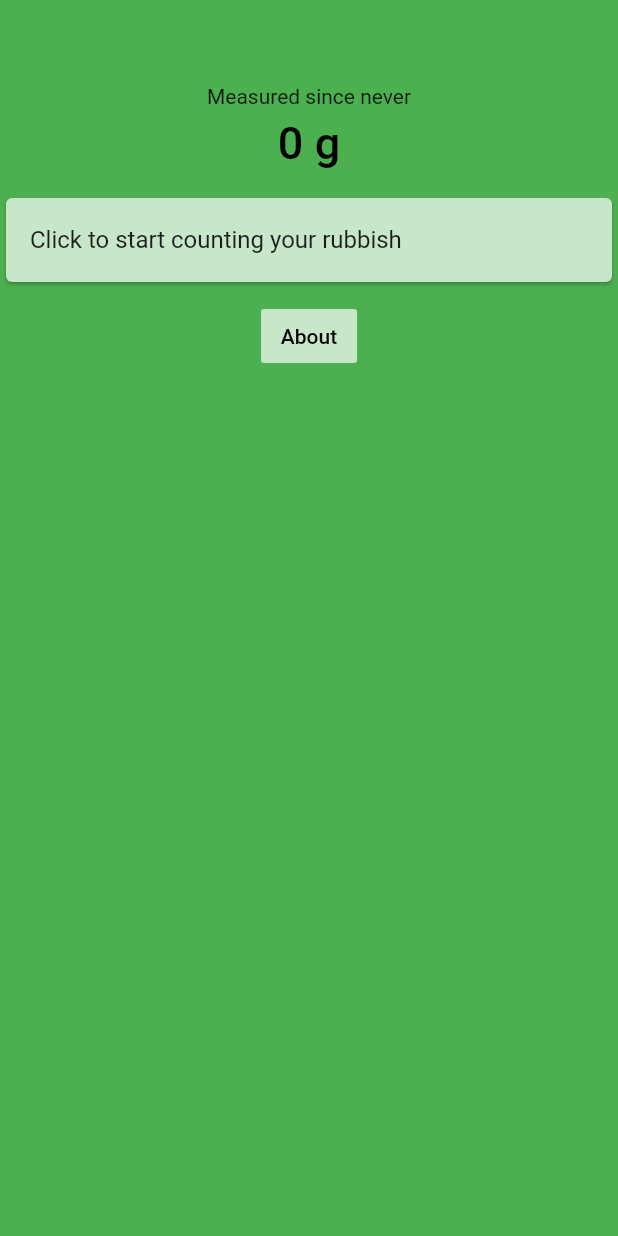
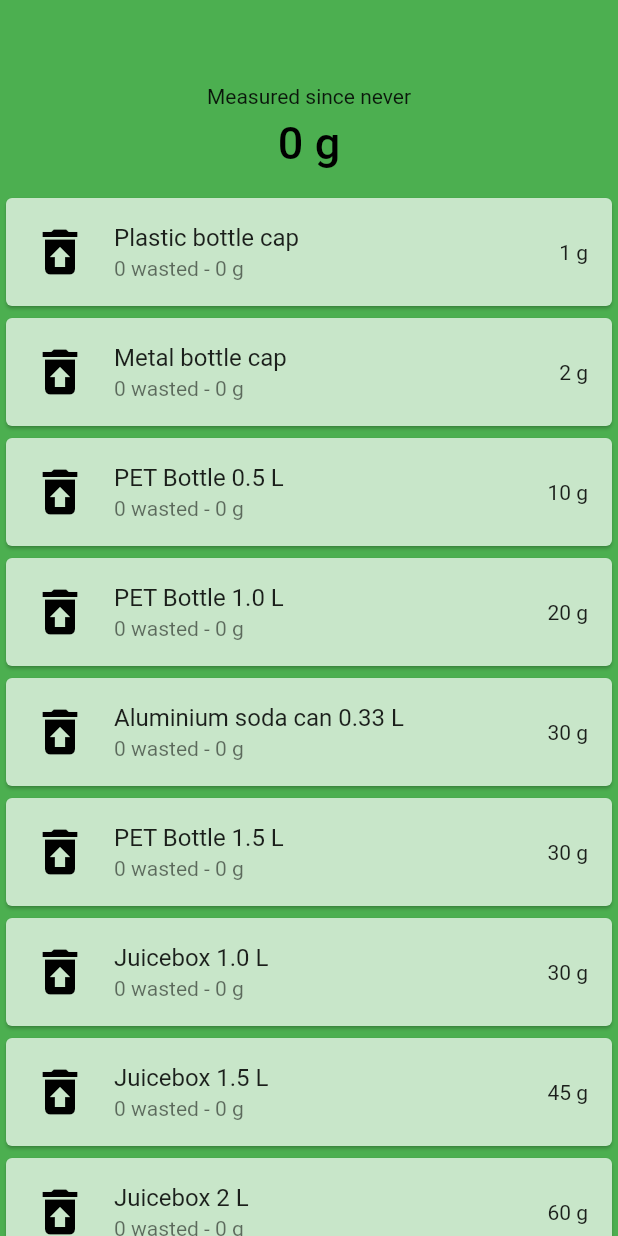
Before and after one commit to mattmaniak/rubbish_calc, a Flutter app: the screen it shows after launch, on a phone screen of 412 x 824 dp. Run offline on Flutter 3.47's test engine with Material 2 defaults, Android fonts, the phone set to English and light mode, and no system bars; our stand-ins replace shared_preferences, sqflite; accounts and stored records are empty.

```diff
--- a/lib/app.dart
+++ b/lib/app.dart
@@ -2,7 +2,7 @@ import 'package:flutter/material.dart';
 import 'package:shared_preferences/shared_preferences.dart';
 import 'item.dart';
 import 'about.dart';
-import 'style.dart';
+import 'style.dart' as style;
 import 'bar.dart';
 import 'database.dart';
 import 'rubbish.dart';
@@ -22,6 +22,7 @@ class _AppState extends State<App> {
   @override
   void initState() {
     super.initState();
+    _rubbish = generateRubbish(_maxRubbishGrams, _countRubbishGrams);
     _loadConfig();
   }
 
@@ -31,23 +32,6 @@ class _AppState extends State<App> {
 
   String get _rubbishGramsPreloader {
     return _rubbishGrams.toString() + ' g';
-  }
-
-  List<Widget> get _rubbishPreloader {
-    if (_rubbish.length == 0) {
-      return [
-        Card(
-          color: Colors.green[100],
-          child: ListTile(
-            title: Text('Click to start counting your rubbish'),
-            onTap: () {
-              setState(() {});
-            },
-          ),
-        ),
-      ];
-    }
-    return _rubbish;
   }
 
   String get _currentDate {
@@ -62,17 +46,19 @@ class _AppState extends State<App> {
   @override
   Widget build(BuildContext context) {
     return Scaffold(
-      backgroundColor: appColor(),
-      body: CustomScrollView(slivers: [
+      backgroundColor: style.backgroundColor,
+      body: CustomScrollView(
+        slivers: [
           Bar(
             text: _rubbishGramsPreloader,
             backgroundText: _measuredSinceDatePreloader,
           ),
           SliverList(
-          delegate: SliverChildListDelegate(_rubbishPreloader),
+            delegate: SliverChildListDelegate(_rubbish),
           ),
           SliverList(
-          delegate: SliverChildListDelegate([
+            delegate: SliverChildListDelegate(
+              [
                 ButtonBar(
                   alignment: MainAxisAlignment.center,
                   children: [
@@ -80,17 +66,19 @@ class _AppState extends State<App> {
                       child: Text(
                         'About',
                         style: TextStyle(
-                      color: textColor(),
+                          color: style.textColor,
                         ),
                       ),
                       onPressed: _navigateToAboutScreen,
-                  color: buttonColor(),
+                      color: style.buttonColor,
                     ),
                   ],
                 ),
-          ]),
+              ],
             ),
-      ]),
+          ),
+        ],
+      ),
     );
   }
 
@@ -101,16 +89,13 @@ class _AppState extends State<App> {
     });
     _database.exists.then((exists) {
       if (exists) {
-        _database
-            .read(generateRubbish(_maxRubbishGrams, _countRubbishGrams))
-            .then((rubbish) {
+        _database.read(_rubbish).then((rubbish) {
           _rubbish = rubbish;
           _countRubbishGrams();
         });
       } else {
         _database.create().then((value) {
           _measuredSinceDate = _currentDate;
-          _rubbish = generateRubbish(_maxRubbishGrams, _countRubbishGrams);
         });
       }
     });
@@ -134,6 +119,11 @@ class _AppState extends State<App> {
         }
       });
     });
+    if (_rubbish.length > 0) {
+      _rubbish.forEach((item) {
+        item.update();
+      });
+    }
     _saveConfig();
   }
 
--- a/lib/bar.dart
+++ b/lib/bar.dart
@@ -1,5 +1,5 @@
 import 'package:flutter/material.dart';
-import 'style.dart';
+import 'style.dart' as style;
 
 class Bar extends StatelessWidget {
   final String text;
@@ -9,7 +9,7 @@ class Bar extends StatelessWidget {
 
   Widget build(BuildContext buildContext) {
     return SliverAppBar(
-      backgroundColor: appColor(),
+      backgroundColor: style.backgroundColor,
       pinned: true,
       floating: true,
       expandedHeight: 128.0,
@@ -18,7 +18,7 @@ class Bar extends StatelessWidget {
         title: Text(
           text,
           style: TextStyle(
-            color: textColor(),
+            color: style.textColor,
           ),
         ),
         background: Center(
--- a/lib/item.dart
+++ b/lib/item.dart
@@ -7,6 +7,7 @@ class Item extends StatefulWidget {
   final int maxWeightGrams;
   final Function refreshParentState;
   int numberInRubbish = 0;
+  _ItemState _state;
 
   int get weightInRubbishGrams => numberInRubbish * weightGrams;
 
@@ -18,7 +19,16 @@ class Item extends StatefulWidget {
       @required this.refreshParentState});
 
   @override
-  _ItemState createState() => _ItemState();
+  _ItemState createState() {
+    _state = _ItemState();
+    return _state;
+  }
+
+  void update() {
+    if (_state != null) {
+      _state.update();
+    }
+  }
 }
 
 class _ItemState extends State<Item> {
@@ -56,4 +66,8 @@ class _ItemState extends State<Item> {
       widget.refreshParentState();
     });
   }
+
+  void update() {
+    setState(() {});
+  }
 }
--- a/lib/style.dart
+++ b/lib/style.dart
@@ -1,13 +1,7 @@
+library style;
+
 import 'package:flutter/material.dart';
 
-Color appColor() {
-  return Colors.green[500];
-}
-
-Color buttonColor() {
-  return Colors.green[100];
-}
-
-Color textColor() {
-  return Colors.black;
-}
+Color get backgroundColor => Colors.green[500];
+Color get buttonColor => Colors.green[100];
+Color get textColor => Colors.black;
```
Also changed, not shown: lib/about.dart (+17 -13 lines), lib/database.dart (+4 -4 lines). Lines whose indentation alone changed are shown as unchanged.
